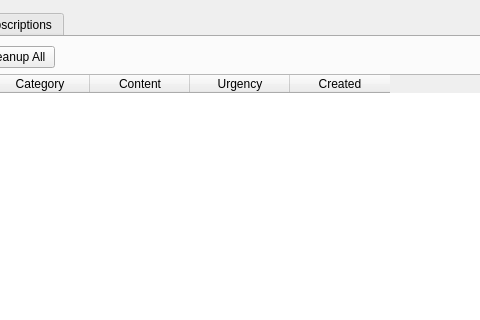
Old version of the form src/NotificationView.ui in the repository Dissonance1/edgex-gui; both pictures show x 133 to 613 and y 0 to 320 of the 800 by 600 pixel window.
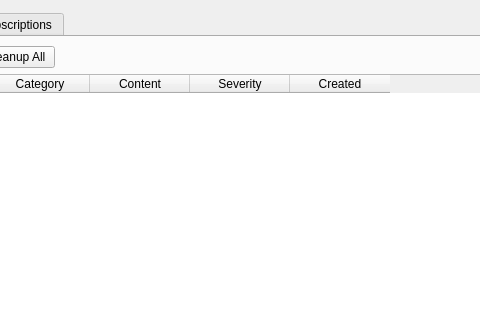
New version of the form.

The edit to the form file:
```diff
--- a/src/NotificationView.ui
+++ b/src/NotificationView.ui
@@ -74,7 +74,7 @@
          </column>
          <column>
           <property name="text">
-           <string>Urgency</string>
+           <string>Severity</string>
           </property>
          </column>
          <column>
```
Left out of the diff: 2 changed lines with no effect on the pictures.
